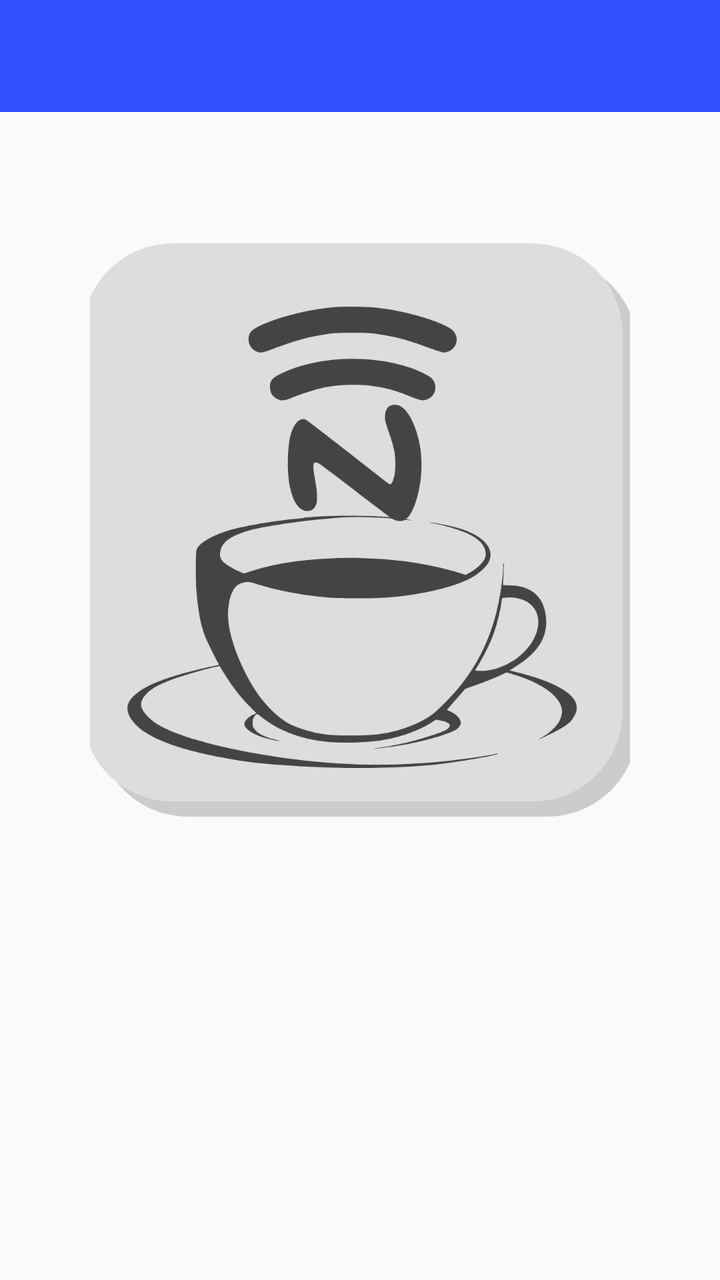
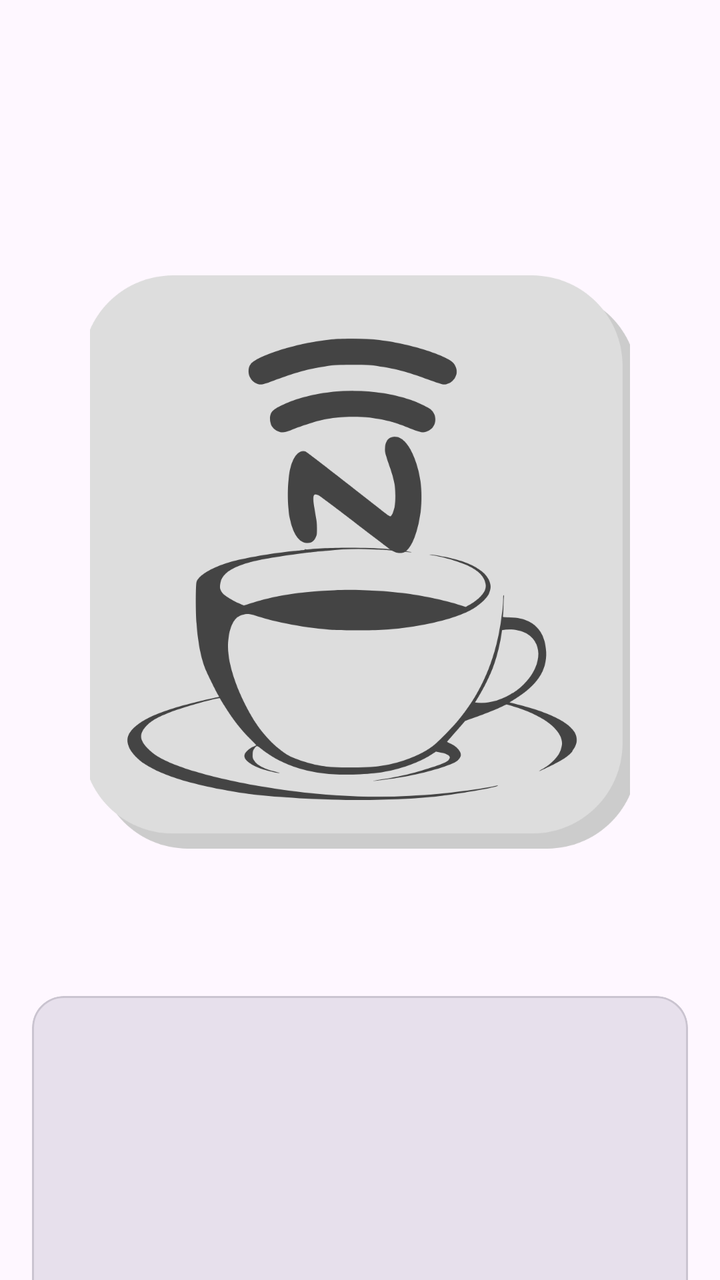

An Android layout rendered at two revisions. The XML below is the earlier revision; the diff shows what the commit changed to produce the second picture.
<!-- AndroidManifest.xml: activity theme AppTheme.NoActionBar -->
<!-- res/layout/activity_main.xml -->
<?xml version="1.0" encoding="utf-8"?>
<androidx.drawerlayout.widget.DrawerLayout
    xmlns:android="http://schemas.android.com/apk/res/android"
    xmlns:app="http://schemas.android.com/apk/res-auto"
    android:id="@+id/drawer_layout"
    android:layout_width="match_parent"
    android:layout_height="match_parent">

    <androidx.coordinatorlayout.widget.CoordinatorLayout
        android:layout_width="match_parent"
        android:layout_height="match_parent">

        <com.google.android.material.appbar.AppBarLayout
            android:layout_width="match_parent"
            android:layout_height="wrap_content"
            android:theme="@style/AppTheme.AppBarOverlay"
            app:layout_behavior="@string/appbar_scrolling_view_behavior">

            <androidx.appcompat.widget.Toolbar
                android:id="@+id/toolbar"
                android:layout_width="match_parent"
                android:layout_height="?attr/actionBarSize"
                app:layout_scrollFlags="scroll|enterAlways" />

        </com.google.android.material.appbar.AppBarLayout>

        <FrameLayout
            android:id="@+id/container"
            android:layout_width="match_parent"
            android:layout_height="match_parent" >

            <LinearLayout
                android:layout_width="match_parent"
                android:layout_height="match_parent"
                android:orientation="vertical">

                <ImageButton
                    android:id="@+id/getTcpData"
                    android:layout_width="match_parent"
                    android:layout_height="wrap_content"
                    android:layout_marginTop="64dp"
                    android:backgroundTint="@android:color/transparent"
                    android:scaleX="0.75"
                    android:scaleY="0.75"
                    android:theme="@style/AppTheme"
                    app:srcCompat="@drawable/button_tcp_transfer"
                    android:contentDescription="@string/get_the_data_over_the_tcp_connection" />

                <ScrollView
                    android:id="@+id/mScroll"
                    android:layout_width="match_parent"
                    android:layout_height="match_parent">

                    <LinearLayout
                        android:layout_width="match_parent"
                        android:layout_height="match_parent"
                        android:orientation="vertical">

                        <TextView
                            android:id="@+id/mCurrentStatus"
                            android:layout_width="match_parent"
                            android:layout_height="wrap_content"
                            android:layout_marginTop="32dp"
                            android:background="@android:color/transparent"
                            android:minHeight="64dp"
                            android:paddingHorizontal="16dp"
                            android:requiresFadingEdge="vertical"
                            android:scrollbars="vertical"
                            android:textAlignment="viewStart"
                            android:textColor="@android:color/black"
                            android:textSize="14sp" />
                    </LinearLayout>
                </ScrollView>

            </LinearLayout>

        </FrameLayout>
    </androidx.coordinatorlayout.widget.CoordinatorLayout>

    <com.google.android.material.navigation.NavigationView
        android:id="@+id/navigation_drawer"
        android:layout_width="wrap_content"
        android:layout_height="match_parent"
        android:layout_gravity="start"
        app:headerLayout="@layout/nav_header"
        app:menu="@menu/navigation_items" />

</androidx.drawerlayout.widget.DrawerLayout>
<!-- res/layout/nav_header.xml (included above) -->
<?xml version="1.0" encoding="utf-8"?>
<LinearLayout xmlns:android="http://schemas.android.com/apk/res/android"
    xmlns:app="http://schemas.android.com/apk/res-auto"
    android:layout_width="match_parent"
    android:layout_height="@dimen/nav_header_height"
    android:background="@color/colorPrimary"
    android:gravity="bottom"
    android:orientation="vertical"
    android:paddingBottom="@dimen/activity_vertical_margin"
    android:paddingLeft="@dimen/activity_horizontal_margin"
    android:paddingRight="@dimen/activity_horizontal_margin"
    android:paddingTop="@dimen/activity_vertical_margin"
    android:theme="@style/ThemeOverlay.AppCompat.Dark">

    <ImageView
        android:id="@+id/imageView"
        android:layout_width="wrap_content"
        android:layout_height="wrap_content"
        android:paddingTop="@dimen/nav_header_vertical_spacing"
        app:srcCompat="@mipmap/ic_launcher"
        android:contentDescription="@string/logo" />

    <TextView
        android:layout_width="match_parent"
        android:layout_height="wrap_content"
        android:paddingTop="@dimen/nav_header_vertical_spacing"
        android:text="@string/nfc_coffee"
        android:textAppearance="@style/TextAppearance.AppCompat.Body1" />

    <TextView
        android:id="@+id/textView"
        android:layout_width="wrap_content"
        android:layout_height="wrap_content"
        android:text="@string/office_dsgmedia_ro"
        android:textColor="#EDE7F6" />

</LinearLayout>
<!-- resources referenced by this layout -->
<resources>
  <color name="colorPrimary">#304ffe</color>
  <dimen name="activity_horizontal_margin">64dp</dimen>
  <dimen name="activity_vertical_margin">16dp</dimen>
  <dimen name="nav_header_height">160dp</dimen>
  <dimen name="nav_header_vertical_spacing">16dp</dimen>
  <!-- drawable button_tcp_transfer (drawable) -->
  <?xml version="1.0" encoding="utf-8"?>
  <selector xmlns:android="http://schemas.android.com/apk/res/android">
      <item android:state_pressed="true" android:drawable="@drawable/ic_button_small_pp" />
      <item android:state_focused="true"  android:drawable="@drawable/ic_button_small_pp" />
      <item android:drawable="@drawable/ic_button_small_np" />
  </selector>
  <!-- mipmap ic_launcher: png bitmap (mipmap-hdpi, 1207 bytes) -->
  <string name="get_the_data_over_the_tcp_connection">Get the Data over the TCP connection.</string>
  <string name="logo">Logo</string>
  <string name="nfc_coffee">NFC Coffee</string>
  <string name="office_dsgmedia_ro">office@dsgmedia.ro</string>
  <style name="AppTheme" parent="Theme.AppCompat.Light.NoActionBar">
          
          <item name="colorPrimaryDark">@color/colorPrimaryDark</item>
          <item name="colorAccent">@color/colorAccent</item>
          <item name="windowActionBar">false</item>
          <item name="windowNoTitle">true</item>
          <item name="colorPrimary">@color/colorPrimary</item>
      </style>
  <style name="AppTheme.AppBarOverlay" parent="ThemeOverlay.AppCompat.Dark.ActionBar" />
  <style name="AppTheme.NoActionBar">
          <item name="windowActionBar">false</item>
          <item name="windowNoTitle">true</item>
          
      </style>
  <!-- drawable ic_button_small_pp: vector/xml drawable (drawable, 6120 chars, omitted) -->
  <!-- drawable ic_button_small_np: vector/xml drawable (drawable, 5872 chars, omitted) -->
  <color name="colorPrimaryDark">#303F9F</color>
  <color name="colorAccent">#ff4081</color>
</resources>

<!-- the commit's change to res/layout/activity_main.xml (unified diff, before → after) -->
@@ -1,6 +1,5 @@
 <?xml version="1.0" encoding="utf-8"?>
-<androidx.drawerlayout.widget.DrawerLayout
-    xmlns:android="http://schemas.android.com/apk/res/android"
+<androidx.drawerlayout.widget.DrawerLayout xmlns:android="http://schemas.android.com/apk/res/android"
     xmlns:app="http://schemas.android.com/apk/res-auto"
     android:id="@+id/drawer_layout"
     android:layout_width="match_parent"
@@ -12,9 +11,7 @@
 
         <com.google.android.material.appbar.AppBarLayout
             android:layout_width="match_parent"
-            android:layout_height="wrap_content"
-            android:theme="@style/AppTheme.AppBarOverlay"
-            app:layout_behavior="@string/appbar_scrolling_view_behavior">
+            android:layout_height="wrap_content">
 
             <androidx.appcompat.widget.Toolbar
                 android:id="@+id/toolbar"
@@ -27,7 +24,8 @@
         <FrameLayout
             android:id="@+id/container"
             android:layout_width="match_parent"
-            android:layout_height="match_parent" >
+            android:layout_height="match_parent"
+            app:layout_behavior="@string/appbar_scrolling_view_behavior">
 
             <LinearLayout
                 android:layout_width="match_parent"
@@ -38,39 +36,39 @@
                     android:id="@+id/getTcpData"
                     android:layout_width="match_parent"
                     android:layout_height="wrap_content"
-                    android:layout_marginTop="64dp"
+                    android:layout_marginTop="16dp"
                     android:backgroundTint="@android:color/transparent"
+                    android:contentDescription="@string/get_the_data_over_the_tcp_connection"
                     android:scaleX="0.75"
                     android:scaleY="0.75"
-                    android:theme="@style/AppTheme"
-                    app:srcCompat="@drawable/button_tcp_transfer"
-                    android:contentDescription="@string/get_the_data_over_the_tcp_connection" />
+                    app:srcCompat="@drawable/button_tcp_transfer" />
 
-                <ScrollView
-                    android:id="@+id/mScroll"
+                <com.google.android.material.card.MaterialCardView
                     android:layout_width="match_parent"
-                    android:layout_height="match_parent">
+                    android:layout_height="0dp"
+                    android:layout_margin="16dp"
+                    android:layout_weight="1"
+                    app:cardBackgroundColor="?attr/colorSurfaceVariant"
+                    app:cardCornerRadius="16dp"
+                    app:cardElevation="0dp">
 
-                    <LinearLayout
+                    <ScrollView
+                        android:id="@+id/mScroll"
                         android:layout_width="match_parent"
                         android:layout_height="match_parent"
-                        android:orientation="vertical">
+                        android:fillViewport="true">
 
                         <TextView
                             android:id="@+id/mCurrentStatus"
                             android:layout_width="match_parent"
                             android:layout_height="wrap_content"
-                            android:layout_marginTop="32dp"
-                            android:background="@android:color/transparent"
-                            android:minHeight="64dp"
-                            android:paddingHorizontal="16dp"
-                            android:requiresFadingEdge="vertical"
-                            android:scrollbars="vertical"
-                            android:textAlignment="viewStart"
-                            android:textColor="@android:color/black"
+                            android:padding="16dp"
+                            android:textColor="?attr/colorOnSurfaceVariant"
                             android:textSize="14sp" />
-                    </LinearLayout>
-                </ScrollView>
+
+                    </ScrollView>
+
+                </com.google.android.material.card.MaterialCardView>
 
             </LinearLayout>
 
@@ -92,35 +90,36 @@
     xmlns:app="http://schemas.android.com/apk/res-auto"
     android:layout_width="match_parent"
     android:layout_height="@dimen/nav_header_height"
-    android:background="@color/colorPrimary"
+    android:background="?attr/colorPrimaryContainer"
     android:gravity="bottom"
     android:orientation="vertical"
-    android:paddingBottom="@dimen/activity_vertical_margin"
-    android:paddingLeft="@dimen/activity_horizontal_margin"
-    android:paddingRight="@dimen/activity_horizontal_margin"
+    android:paddingStart="@dimen/activity_horizontal_margin"
     android:paddingTop="@dimen/activity_vertical_margin"
-    android:theme="@style/ThemeOverlay.AppCompat.Dark">
+    android:paddingEnd="@dimen/activity_horizontal_margin"
+    android:paddingBottom="@dimen/activity_vertical_margin">
 
     <ImageView
         android:id="@+id/imageView"
         android:layout_width="wrap_content"
         android:layout_height="wrap_content"
+        android:contentDescription="@string/logo"
         android:paddingTop="@dimen/nav_header_vertical_spacing"
-        app:srcCompat="@mipmap/ic_launcher"
-        android:contentDescription="@string/logo" />
+        app:srcCompat="@mipmap/ic_launcher" />
 
     <TextView
         android:layout_width="match_parent"
         android:layout_height="wrap_content"
         android:paddingTop="@dimen/nav_header_vertical_spacing"
         android:text="@string/nfc_coffee"
-        android:textAppearance="@style/TextAppearance.AppCompat.Body1" />
+        android:textAppearance="?attr/textAppearanceTitleMedium"
+        android:textColor="?attr/colorOnPrimaryContainer" />
 
     <TextView
         android:id="@+id/textView"
         android:layout_width="wrap_content"
         android:layout_height="wrap_content"
         android:text="@string/office_dsgmedia_ro"
-        android:textColor="#EDE7F6" />
+        android:textAppearance="?attr/textAppearanceBodyMedium"
+        android:textColor="?attr/colorOnPrimaryContainer" />
 
 </LinearLayout>
<!-- resource entries referenced after the edit -->
@@ -1,6 +1,5 @@
 <!-- resources referenced by this layout -->
 <resources>
-  <color name="colorPrimary">#304ffe</color>
   <dimen name="activity_horizontal_margin">64dp</dimen>
   <dimen name="activity_vertical_margin">16dp</dimen>
   <dimen name="nav_header_height">160dp</dimen>
@@ -17,23 +16,11 @@
   <string name="logo">Logo</string>
   <string name="nfc_coffee">NFC Coffee</string>
   <string name="office_dsgmedia_ro">office@dsgmedia.ro</string>
-  <style name="AppTheme" parent="Theme.AppCompat.Light.NoActionBar">
-          
-          <item name="colorPrimaryDark">@color/colorPrimaryDark</item>
-          <item name="colorAccent">@color/colorAccent</item>
-          <item name="windowActionBar">false</item>
-          <item name="windowNoTitle">true</item>
-          <item name="colorPrimary">@color/colorPrimary</item>
-      </style>
-  <style name="AppTheme.AppBarOverlay" parent="ThemeOverlay.AppCompat.Dark.ActionBar" />
   <style name="AppTheme.NoActionBar">
           <item name="windowActionBar">false</item>
           <item name="windowNoTitle">true</item>
-          
       </style>
   <!-- drawable ic_button_small_pp: vector/xml drawable (drawable, 6120 chars, omitted) -->
   <!-- drawable ic_button_small_np: vector/xml drawable (drawable, 5872 chars, omitted) -->
-  <color name="colorPrimaryDark">#303F9F</color>
-  <color name="colorAccent">#ff4081</color>
 </resources>
 
